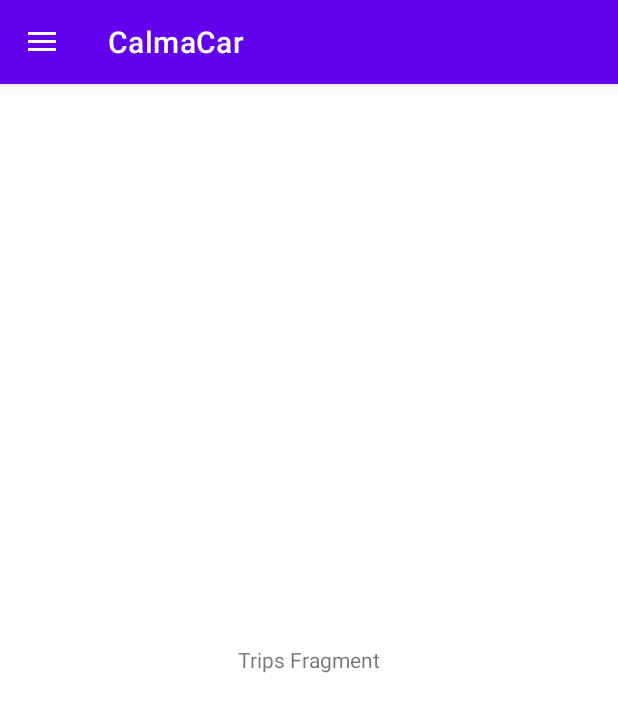
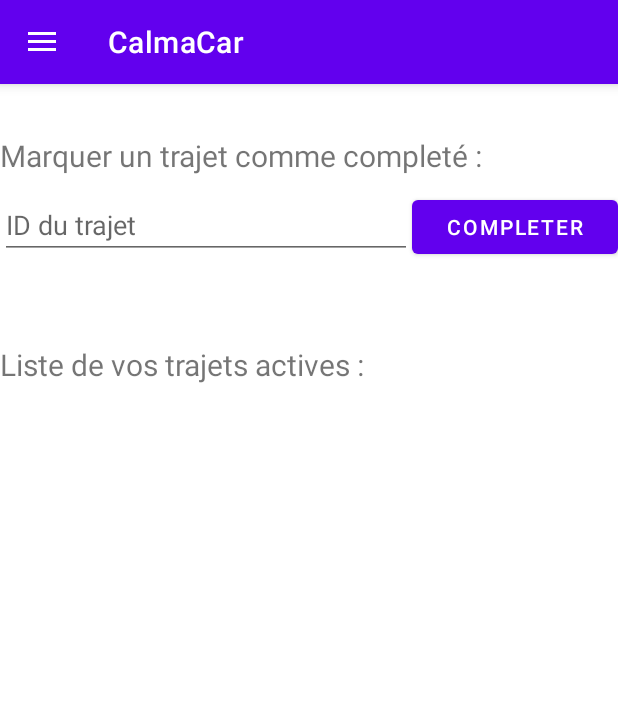
Before and after one commit to mazouakh/CalmaCar, an Android app: the fragment TripsFragment placed in its activity, on a phone screen of 412 x 824 dp. Shown: the top 712 px of the screen. Run offline under Robolectric (Android 15) with nearby library versions, the phone set to English and light mode, and no system bars; our stand-ins replace Firebase (no records; nobody signed in at launch, a user with empty details on screens opened directly).

Commit message:
Displaying created trips in TripsFragment . displaying active trips in a list view using a custom TripsAdapter . trips can be marked as completed

```diff
--- a/app/src/main/java/com/example/calmacar/TripsFragment.java
+++ b/app/src/main/java/com/example/calmacar/TripsFragment.java
@@ -7,6 +7,16 @@ import androidx.fragment.app.Fragment;
 import android.view.LayoutInflater;
 import android.view.View;
 import android.view.ViewGroup;
+import android.widget.ArrayAdapter;
+import android.widget.Button;
+import android.widget.EditText;
+import android.widget.ListAdapter;
+import android.widget.ListView;
+
+import com.google.firebase.auth.FirebaseAuth;
+
+import java.util.ArrayList;
+import java.util.Date;
 
 /**
  * A simple {@link Fragment} subclass.
@@ -23,6 +33,12 @@ public class TripsFragment extends Fragment {
     // TODO: Rename and change types of parameters
     private String mParam1;
     private String mParam2;
+
+    // References
+    Button btn_completeTrip;
+    EditText et_tripID;
+    TripsManager tripsManager;
+    ListView lv_activeTrips;
 
     public TripsFragment() {
         // Required empty public constructor
@@ -53,12 +69,34 @@ public class TripsFragment extends Fragment {
             mParam1 = getArguments().getString(ARG_PARAM1);
             mParam2 = getArguments().getString(ARG_PARAM2);
         }
+
+        tripsManager = TripsManager.getInstance();
     }
 
     @Override
     public View onCreateView(LayoutInflater inflater, ViewGroup container,
                              Bundle savedInstanceState) {
         // Inflate the layout for this fragment
-        return inflater.inflate(R.layout.fragment_trips, container, false);
+        View view = inflater.inflate(R.layout.fragment_trips, container, false);
+
+
+        // Hooks
+        btn_completeTrip = view.findViewById(R.id.btn_completeTrip);
+        et_tripID = view.findViewById(R.id.et_tripID);
+        lv_activeTrips = view.findViewById(R.id.lv_activeTrips);
+
+
+        // Click Listeners
+        btn_completeTrip.setOnClickListener(new View.OnClickListener() {
+            @Override
+            public void onClick(View view) {
+                tripsManager.markTripAsCompleted(et_tripID.getText().toString());
+            }
+        });
+
+        // Populating the list view of active trips
+        tripsManager.updateActiveTripsListView(getActivity().getApplicationContext(), lv_activeTrips);
+
+        return view;
     }
 }
--- a/app/src/main/java/com/example/calmacar/TripsManager.java
+++ b/app/src/main/java/com/example/calmacar/TripsManager.java
@@ -1,6 +1,9 @@
 package com.example.calmacar;
 
+import android.content.Context;
 import android.util.Log;
+import android.widget.ArrayAdapter;
+import android.widget.ListView;
 import android.widget.Toast;
 
 import androidx.annotation.NonNull;
@@ -24,6 +27,7 @@ import java.util.Set;
 public class TripsManager {
 
     private static TripsManager instance;
+    private static String TAG = "TripsManager";
     FirebaseAuth mAuth;
     FirebaseDatabase mDb;
     DatabaseReference activeTripsReference, completedTripsReference;
@@ -35,8 +39,8 @@ public class TripsManager {
         // Firebase Database instance
         mDb = FirebaseDatabase.getInstance();
         // Database references
-        DatabaseReference activeTripsReference = mDb.getReference("Active Trips");
-        DatabaseReference completedTripsReference = mDb.getReference("Completed Trips");
+        activeTripsReference = mDb.getReference("Active Trips");
+        completedTripsReference = mDb.getReference("Completed Trips");
     }
 
     public static TripsManager getInstance(){
@@ -46,7 +50,7 @@ public class TripsManager {
         return instance;
     }
 
-    public void createNewTrip(String uid, String date, String depart_city, String arriver_city){
+    public void createNewTrip(Context ctx, String uid, String date, String depart_city, String arriver_city){
         // Create a new trip object
         Trip newTrip = new Trip(date, depart_city, arriver_city);
 
@@ -65,10 +69,14 @@ public class TripsManager {
                 postValues.put(newTrip.getId(), newTrip);
                 // updating the node with new values
                 activeTripsReference.child(uid).setValue(postValues);
+                // Success toast
+                Toast.makeText(ctx, "Trajet ajouter avec success", Toast.LENGTH_SHORT).show();
             }
 
             @Override
             public void onCancelled(@NonNull DatabaseError error) {
+                Log.e(TAG, "Could not add trip, an error occured", error.toException());
+                Toast.makeText(ctx, "Une erreur c'est produit, veuillez réessayer.", Toast.LENGTH_SHORT).show();
             }
         });
 
@@ -101,15 +109,46 @@ public class TripsManager {
         });
     }
 
-    public ArrayList<Trip> getActiveTripsForUser(String userID){
+    public ArrayList<Trip> getActiveTripsForCurrentUser(){
         ArrayList<Trip> trips = new ArrayList<>();
 
         return trips;
     }
 
-    public ArrayList<Trip> getCompletedTripsForUser(String userID){
+    public ArrayList<Trip> getCompletedTripsForCurrentUser(){
         ArrayList<Trip> trips = new ArrayList<>();
 
         return trips;
     }
+
+    public void updateActiveTripsListView(Context ctx, ListView listView){
+        activeTripsReference.child(mAuth.getUid()).addListenerForSingleValueEvent(new ValueEventListener() {
+            @Override
+            public void onDataChange(@NonNull DataSnapshot snapshot) {
+                ArrayList<Trip> activeTrips = new ArrayList<>();
+                if (snapshot.exists()){
+                    // get all trips
+                    for (DataSnapshot dataSnapshot : snapshot.getChildren()){
+                        activeTrips.add(dataSnapshot.getValue(Trip.class));
+
+                        Log.d(TAG, "onDataChange: got the following trip : " + dataSnapshot.getValue(Trip.class));
+                    }
+                    Log.d(TAG, "Got the following trips : " + activeTrips.toString());
+
+                    // update the list view
+                    TripsAdapter activeTripsAdapter = new TripsAdapter(ctx, activeTrips);
+                    listView.setAdapter(activeTripsAdapter);
+
+                }else {
+                    Log.w(TAG, "Trying to get trips for user ["+ mAuth.getUid() +"] " +
+                            "but no trips has been added yet.");
+                }
+            }
+
+            @Override
+            public void onCancelled(@NonNull DatabaseError error) {
+
+            }
+        });
+    }
 }
--- a/app/src/main/res/layout/fragment_trips.xml
+++ b/app/src/main/res/layout/fragment_trips.xml
@@ -11,10 +11,63 @@
         android:orientation="vertical"
         android:gravity="center">
 
-        <TextView
-            android:layout_width="wrap_content"
-            android:layout_height="wrap_content"
-            android:text="Trips Fragment" />
+        <LinearLayout
+            android:layout_width="match_parent"
+            android:layout_height="0dp"
+            android:layout_weight="2"
+            android:orientation="vertical"
+            android:gravity="center">
+            <TextView
+                android:layout_width="wrap_content"
+                android:layout_height="wrap_content"
+                android:textSize="20sp"
+                android:layout_gravity="start"
+                android:text="Marquer un trajet comme completé : "/>
+
+            <LinearLayout
+                android:layout_width="match_parent"
+                android:layout_height="wrap_content"
+                android:layout_marginTop="10dp"
+                android:orientation="horizontal">
+
+                <EditText
+                    android:id="@+id/et_tripID"
+                    android:layout_width="0dp"
+                    android:layout_height="wrap_content"
+                    android:layout_weight="2"
+                    android:hint="ID du trajet"/>
+
+                <Button
+                    android:id="@+id/btn_completeTrip"
+                    android:layout_width="0dp"
+                    android:layout_height="wrap_content"
+                    android:layout_weight="1"
+                    android:text="Completer"/>
+            </LinearLayout>
+
+        </LinearLayout>
+
+        <LinearLayout
+            android:layout_width="match_parent"
+            android:layout_height="0dp"
+            android:layout_weight="8"
+            android:orientation="vertical">
+
+            <TextView
+                android:layout_width="wrap_content"
+                android:layout_height="wrap_content"
+                android:layout_marginTop="20dp"
+                android:textSize="20sp"
+                android:layout_gravity="start"
+                android:text="Liste de vos trajets actives : "/>
+
+            <ListView
+                android:id="@+id/lv_activeTrips"
+                android:layout_width="match_parent"
+                android:layout_height="wrap_content"
+                android:layout_marginTop="10dp"/>
+
+        </LinearLayout>
 
     </LinearLayout>
 
```
Also changed, not shown: app/src/main/java/com/example/calmacar/Trip.java (+17 -7 lines), app/src/main/java/com/example/calmacar/TripsAdapter.java (added, +57 -0 lines), app/src/main/res/layout/listview_trips.xml (added, +48 -0 lines).
